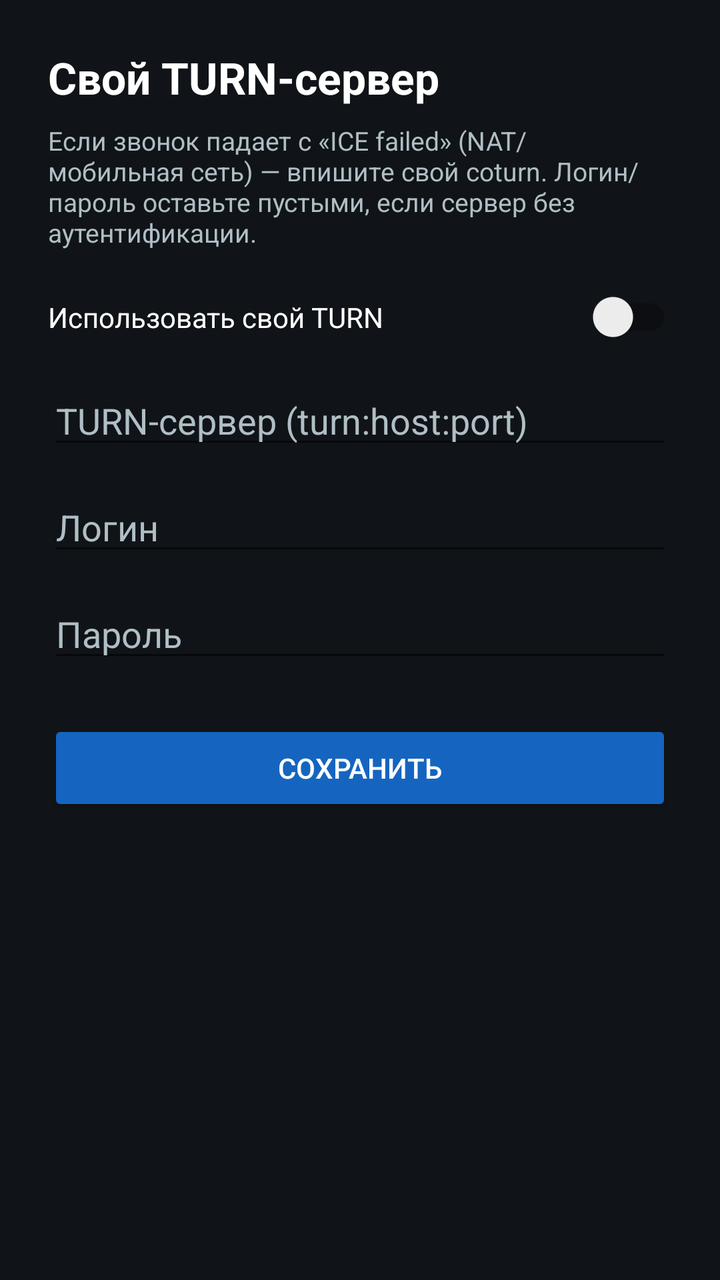
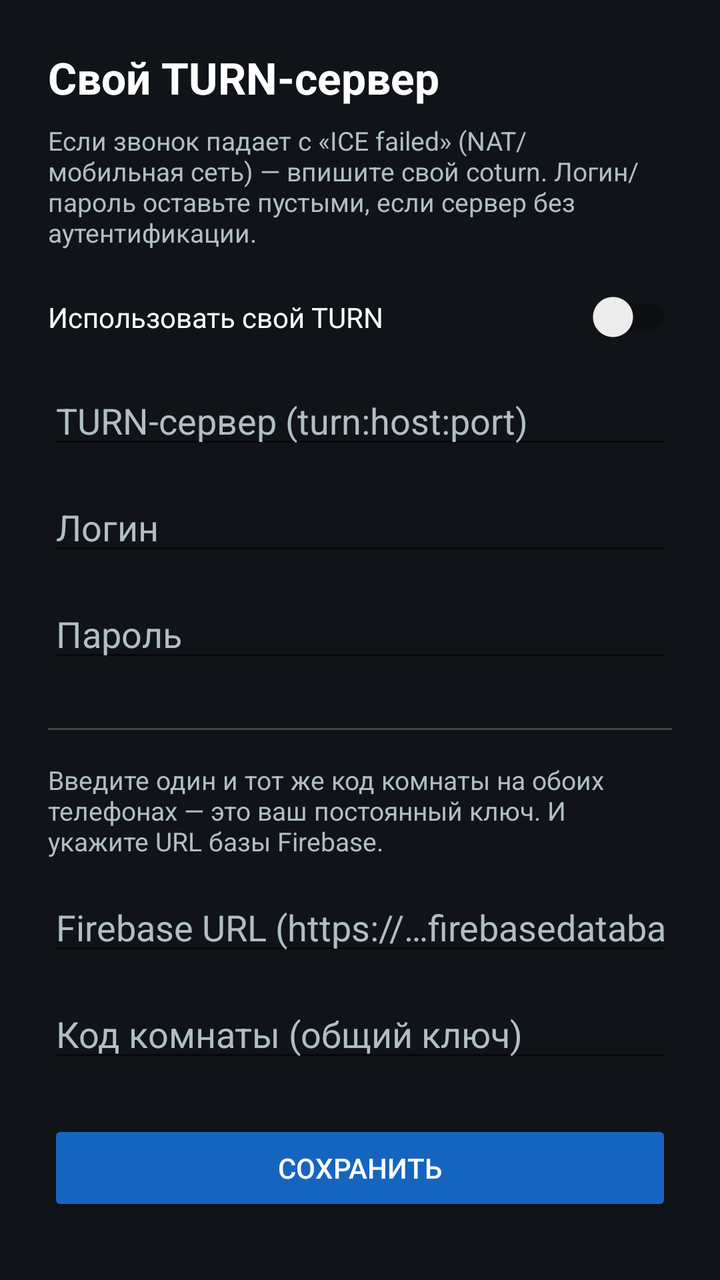

Two renders of the same Android screen: before a commit and after it. Below are the layout's source before the change and the commit's diff.
<!-- AndroidManifest.xml: application theme Theme.P2PCall -->
<!-- res/layout/activity_settings.xml -->
<?xml version="1.0" encoding="utf-8"?>
<ScrollView xmlns:android="http://schemas.android.com/apk/res/android"
    android:layout_width="match_parent"
    android:layout_height="match_parent"
    android:background="@color/bg_dark"
    android:fillViewport="true"
    android:padding="24dp">

    <LinearLayout
        android:layout_width="match_parent"
        android:layout_height="wrap_content"
        android:orientation="vertical">

        <TextView
            android:layout_width="match_parent"
            android:layout_height="wrap_content"
            android:text="@string/settings_title"
            android:textColor="@color/text_primary"
            android:textSize="22sp"
            android:textStyle="bold" />

        <TextView
            android:layout_width="match_parent"
            android:layout_height="wrap_content"
            android:layout_marginTop="8dp"
            android:text="@string/settings_hint"
            android:textColor="@color/text_secondary"
            android:textSize="13sp" />

        <androidx.appcompat.widget.SwitchCompat
            android:id="@+id/turnSwitch"
            android:layout_width="match_parent"
            android:layout_height="wrap_content"
            android:layout_marginTop="20dp"
            android:text="@string/settings_turn_switch"
            android:textColor="@color/text_primary" />

        <EditText
            android:id="@+id/turnUrlInput"
            android:layout_width="match_parent"
            android:layout_height="wrap_content"
            android:layout_marginTop="16dp"
            android:hint="@string/settings_turn_url"
            android:inputType="textUri"
            android:textColor="@color/text_primary"
            android:textColorHint="@color/text_secondary" />

        <EditText
            android:id="@+id/turnUserInput"
            android:layout_width="match_parent"
            android:layout_height="wrap_content"
            android:layout_marginTop="12dp"
            android:hint="@string/settings_turn_user"
            android:inputType="text"
            android:textColor="@color/text_primary"
            android:textColorHint="@color/text_secondary" />

        <EditText
            android:id="@+id/turnPassInput"
            android:layout_width="match_parent"
            android:layout_height="wrap_content"
            android:layout_marginTop="12dp"
            android:hint="@string/settings_turn_pass"
            android:inputType="textPassword"
            android:textColor="@color/text_primary"
            android:textColorHint="@color/text_secondary" />

        <Button
            android:id="@+id/btnSave"
            android:layout_width="match_parent"
            android:layout_height="wrap_content"
            android:layout_marginTop="24dp"
            android:backgroundTint="@color/brand"
            android:text="@string/settings_save"
            android:textColor="@color/text_primary" />
    </LinearLayout>
</ScrollView>
<!-- resources referenced by this layout -->
<resources>
  <color name="bg_dark">#101418</color>
  <color name="brand">#1565C0</color>
  <color name="text_primary">#FFFFFF</color>
  <color name="text_secondary">#B0BEC5</color>
  <string name="settings_hint">Если звонок падает с «ICE failed» (NAT/мобильная сеть) — впишите свой coturn. Логин/пароль оставьте пустыми, если сервер без аутентификации.</string>
  <string name="settings_save">Сохранить</string>
  <string name="settings_title">Свой TURN-сервер</string>
  <string name="settings_turn_pass">Пароль</string>
  <string name="settings_turn_switch">Использовать свой TURN</string>
  <string name="settings_turn_url">TURN-сервер (turn:host:port)</string>
  <string name="settings_turn_user">Логин</string>
  <style name="Theme.P2PCall" parent="Theme.AppCompat.DayNight.NoActionBar">
          <item name="colorPrimary">@color/brand</item>
          <item name="colorPrimaryDark">@color/brand_dark</item>
          <item name="colorAccent">@color/brand_light</item>
          <item name="android:windowBackground">@color/bg_dark</item>
          <item name="android:statusBarColor" tools:targetApi="21">@color/brand_dark</item>
      </style>
  <color name="brand_dark">#0D47A1</color>
  <color name="brand_light">#42A5F5</color>
</resources>

<!-- the commit's change to res/layout/activity_settings.xml (unified diff, before → after) -->
@@ -65,6 +65,40 @@
             android:textColor="@color/text_primary"
             android:textColorHint="@color/text_secondary" />
 
+        <View
+            android:layout_width="match_parent"
+            android:layout_height="1dp"
+            android:layout_marginTop="28dp"
+            android:background="#33FFFFFF" />
+
+        <TextView
+            android:layout_width="match_parent"
+            android:layout_height="wrap_content"
+            android:layout_marginTop="16dp"
+            android:text="@string/settings_room_hint"
+            android:textColor="@color/text_secondary"
+            android:textSize="13sp" />
+
+        <EditText
+            android:id="@+id/firebaseUrlInput"
+            android:layout_width="match_parent"
+            android:layout_height="wrap_content"
+            android:layout_marginTop="12dp"
+            android:hint="@string/settings_firebase_url"
+            android:inputType="textUri"
+            android:textColor="@color/text_primary"
+            android:textColorHint="@color/text_secondary" />
+
+        <EditText
+            android:id="@+id/roomCodeInput"
+            android:layout_width="match_parent"
+            android:layout_height="wrap_content"
+            android:layout_marginTop="12dp"
+            android:hint="@string/settings_room_code"
+            android:inputType="text"
+            android:textColor="@color/text_primary"
+            android:textColorHint="@color/text_secondary" />
+
         <Button
             android:id="@+id/btnSave"
             android:layout_width="match_parent"
<!-- resource entries referenced after the edit -->
@@ -4,7 +4,10 @@
   <color name="brand">#1565C0</color>
   <color name="text_primary">#FFFFFF</color>
   <color name="text_secondary">#B0BEC5</color>
+  <string name="settings_firebase_url">Firebase URL (https://…firebasedatabase.app)</string>
   <string name="settings_hint">Если звонок падает с «ICE failed» (NAT/мобильная сеть) — впишите свой coturn. Логин/пароль оставьте пустыми, если сервер без аутентификации.</string>
+  <string name="settings_room_code">Код комнаты (общий ключ)</string>
+  <string name="settings_room_hint">Введите один и тот же код комнаты на обоих телефонах — это ваш постоянный ключ. И укажите URL базы Firebase.</string>
   <string name="settings_save">Сохранить</string>
   <string name="settings_title">Свой TURN-сервер</string>
   <string name="settings_turn_pass">Пароль</string>
